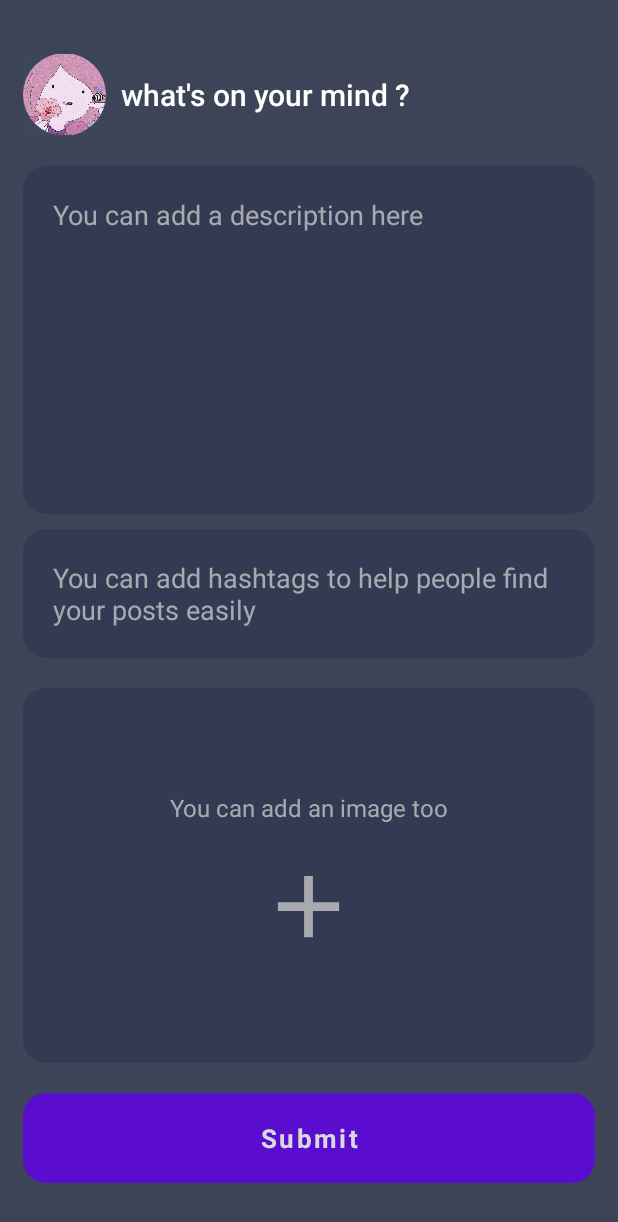
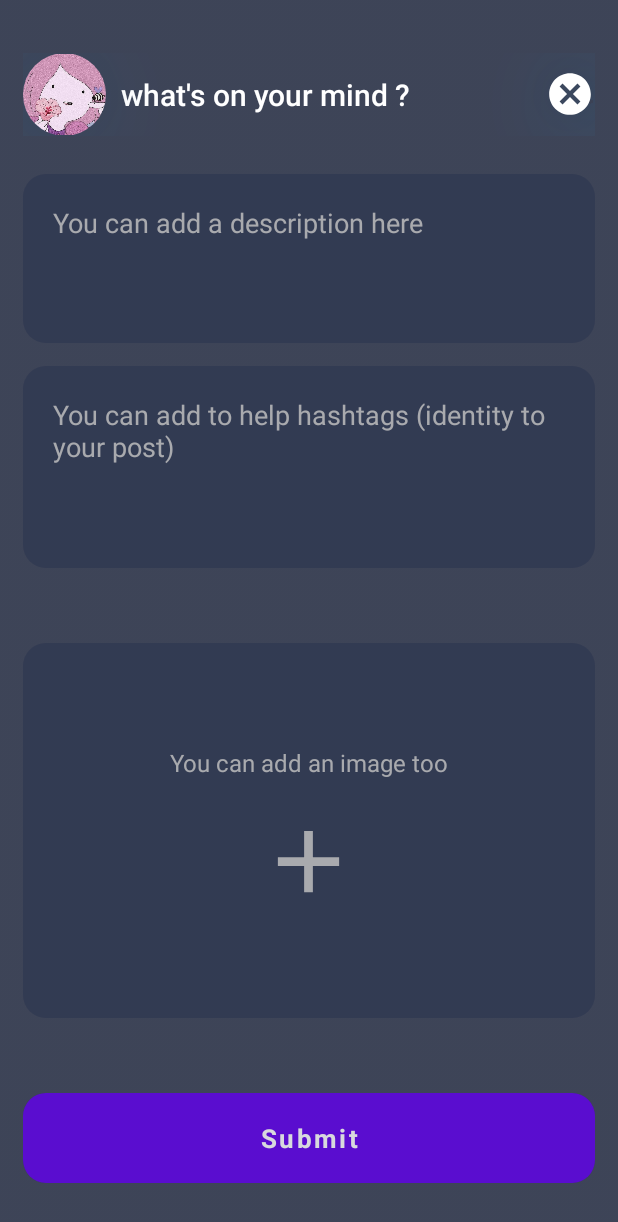
Before and after one commit to Artemis-CtrlAltDel/Container-Memories, an Android app: the fragment AddPostFragment shown on its own in the app's theme, on a phone screen of 412 x 824 dp. Shown: the top 1222 px of the screen. Run offline under Robolectric (Android 15) with nearby library versions, the phone set to English and light mode, and no system bars; pictures from the network do not load; Roboto replaces fonts that are not available here.

Commit message:
import image from device

```diff
--- /dev/null
+++ b/app/src/main/res/drawable/ic_cancel.xml
@@ -0,0 +1,5 @@
+<vector android:height="24dp" android:tint="#FFFFFF"
+    android:viewportHeight="24" android:viewportWidth="24"
+    android:width="24dp" xmlns:android="http://schemas.android.com/apk/res/android">
+    <path android:fillColor="@android:color/white" android:pathData="M12,2C6.47,2 2,6.47 2,12s4.47,10 10,10 10,-4.47 10,-10S17.53,2 12,2zM17,15.59L15.59,17 12,13.41 8.41,17 7,15.59 10.59,12 7,8.41 8.41,7 12,10.59 15.59,7 17,8.41 13.41,12 17,15.59z"/>
+</vector>
--- a/app/src/main/res/layout/fragment_add_post.xml
+++ b/app/src/main/res/layout/fragment_add_post.xml
@@ -4,15 +4,15 @@
     android:layout_width="match_parent"
     android:layout_height="match_parent"
     xmlns:app="http://schemas.android.com/apk/res-auto"
-    tools:context=".fragments.AddPostFragment">
+    tools:context=".fragments.AddPostFragment"
+    android:background="@drawable/draw_home_land_bg"
+    android:backgroundTintMode="multiply"
+    android:backgroundTint="@color/color_multiply_bg_primary"
+    >
 
     <androidx.constraintlayout.widget.ConstraintLayout
         android:layout_width="match_parent"
         android:layout_height="match_parent"
-        tools:context=".activities.SigninActivity"
-        android:background="@drawable/draw_home_land_bg"
-        android:backgroundTintMode="multiply"
-        android:backgroundTint="@color/color_multiply_bg_primary"
         >
 
         <LinearLayout
@@ -35,16 +35,18 @@
                 android:layout_marginBottom="10dp"
                 android:orientation="horizontal">
 
+
                 <androidx.cardview.widget.CardView
                     android:id="@+id/post_owner_pfp_package"
                     android:layout_width="wrap_content"
-                    android:layout_height="match_parent"
+                    android:layout_height="wrap_content"
                     android:layout_gravity="center"
                     android:background="@drawable/draw_containers_options"
                     android:backgroundTint="@color/transparent"
                     android:outlineSpotShadowColor="@color/color_primary_3"
                     app:cardCornerRadius="50dp"
-                    app:cardElevation="37dp">
+                    app:cardElevation="37dp"
+                    >
 
                     <ImageView
                         android:id="@+id/post_owner_pfp"
@@ -64,6 +66,25 @@
                     android:text="what's on your mind ?"
                     android:textColor="@color/white"
                     android:textSize="20sp" />
+
+                <androidx.cardview.widget.CardView
+                    android:id="@+id/post_go_back"
+                    android:layout_width="wrap_content"
+                    android:layout_height="wrap_content"
+                    android:layout_gravity="center"
+                    android:background="@drawable/draw_containers_options"
+                    android:backgroundTint="@color/transparent"
+                    android:outlineSpotShadowColor="@color/color_primary_3"
+                    app:cardCornerRadius="50dp"
+                    app:cardElevation="37dp">
+
+                    <ImageView
+                        android:id="@+id/post_cancel"
+                        android:layout_width="33dp"
+                        android:layout_height="33dp"
+                        android:layout_gravity="top|center_horizontal"
+                        android:src="@drawable/ic_cancel" />
+                </androidx.cardview.widget.CardView>
             </LinearLayout>
 
             <LinearLayout
@@ -74,10 +95,11 @@
                 >
 
                 <EditText
+                    android:id="@+id/post_create"
                     android:gravity="start"
                     android:layout_width="match_parent"
-                    android:layout_height="match_parent"
-                    android:layout_marginVertical="10dp"
+                    android:layout_height="wrap_content"
+                    android:layout_marginVertical="15dp"
                     android:layout_weight="1"
                     android:alpha=".8"
                     android:background="@drawable/draw_rounded_rectangle_signup"
@@ -94,15 +116,17 @@
                     android:textSize="18sp" />
 
                 <EditText
+                    android:id="@+id/post_keys"
                     android:gravity="start"
                     android:layout_width="match_parent"
                     android:layout_height="wrap_content"
+                    android:layout_weight="1"
                     android:alpha=".8"
                     android:background="@drawable/draw_rounded_rectangle_signup"
                     android:backgroundTint="@color/color_multiply_bg_primary"
 
 
-                    android:hint="You can add hashtags to help people find your posts easily"
+                    android:hint="You can add to help hashtags (identity to your post)"
                     android:inputType="textMultiLine"
                     android:paddingVertical="20dp"
                     android:paddingHorizontal="20dp"
@@ -113,15 +137,30 @@
 
             </LinearLayout>
 
-            <LinearLayout
+            <FrameLayout
+                android:id="@+id/post_media_package"
                 android:layout_width="match_parent"
                 android:layout_height="250dp"
-                android:layout_marginVertical="20dp"
+                android:layout_marginVertical="50dp"
                 android:alpha=".8"
                 android:background="@drawable/draw_rounded_rectangle_signup"
                 android:backgroundTint="@color/color_multiply_bg_primary"
+                >
+
+                <ImageView
+                    android:id="@+id/post_media"
+                    android:layout_width="match_parent"
+                    android:layout_height="match_parent"
+                    android:adjustViewBounds="true"
+                    />
+
+                <LinearLayout
+                    android:id="@+id/post_media_upload"
+                    android:layout_width="match_parent"
+                    android:layout_height="match_parent"
+                    android:orientation="vertical"
                     android:gravity="center"
-                android:orientation="vertical">
+                    >
 
                     <TextView
                         android:layout_width="match_parent"
@@ -141,6 +180,8 @@
 
                 </LinearLayout>
 
+            </FrameLayout>
+
             <LinearLayout
                 android:layout_width="match_parent"
                 android:layout_height="wrap_content"
@@ -150,7 +191,7 @@
                 android:gravity="center"
                 android:orientation="vertical">
                 <Button
-                    android:id="@+id/post_new"
+                    android:id="@+id/post_submit"
                     android:layout_width="match_parent"
                     android:layout_height="60dp"
                     android:layout_weight="1"
```
Also changed, not shown: app/src/main/java/com/example/amo/activities/MainActivity.kt (+51 -44 lines), app/src/main/java/com/example/amo/fragments/AddPostFragment.kt (+44 -0 lines). Lines whose indentation alone changed are shown as unchanged.
